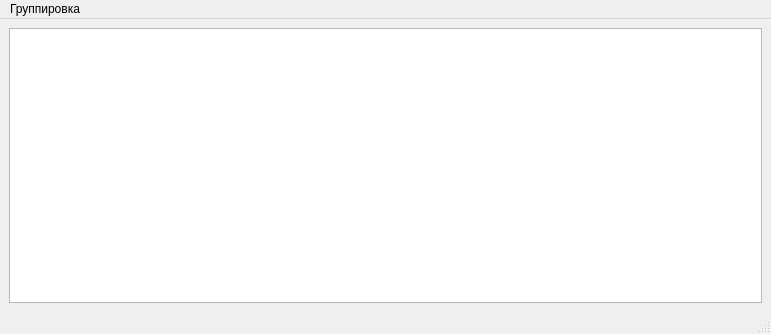
Above: mainwindow.ui from nbezhodarnov/FileSizeWatcher before the change. Below: the same form after it.
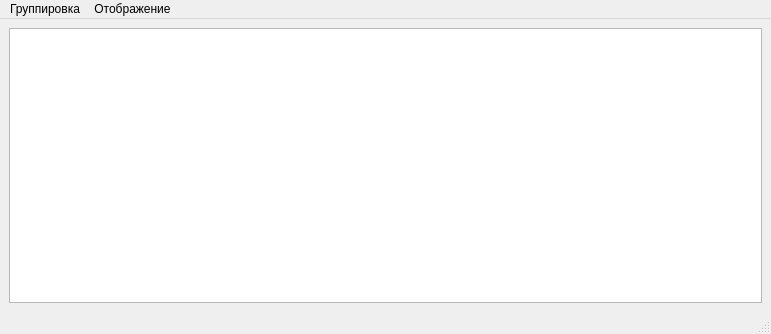
That is the form after the change.

Commit message: Added new View to show FileSizeData (QTreeView).

```diff
--- a/mainwindow.ui
+++ b/mainwindow.ui
@@ -48,7 +48,15 @@
     <addaction name="folder"/>
     <addaction name="fileType"/>
    </widget>
+   <widget class="QMenu" name="viewType">
+    <property name="title">
+     <string>Отображение</string>
+    </property>
+    <addaction name="list"/>
+    <addaction name="table"/>
+   </widget>
    <addaction name="strategyChoose"/>
+   <addaction name="viewType"/>
   </widget>
   <widget class="QStatusBar" name="statusbar"/>
   <action name="folder">
```
Left out of the diff: 10 changed lines with no effect on the pictures. The commit also changes 4 other files.
